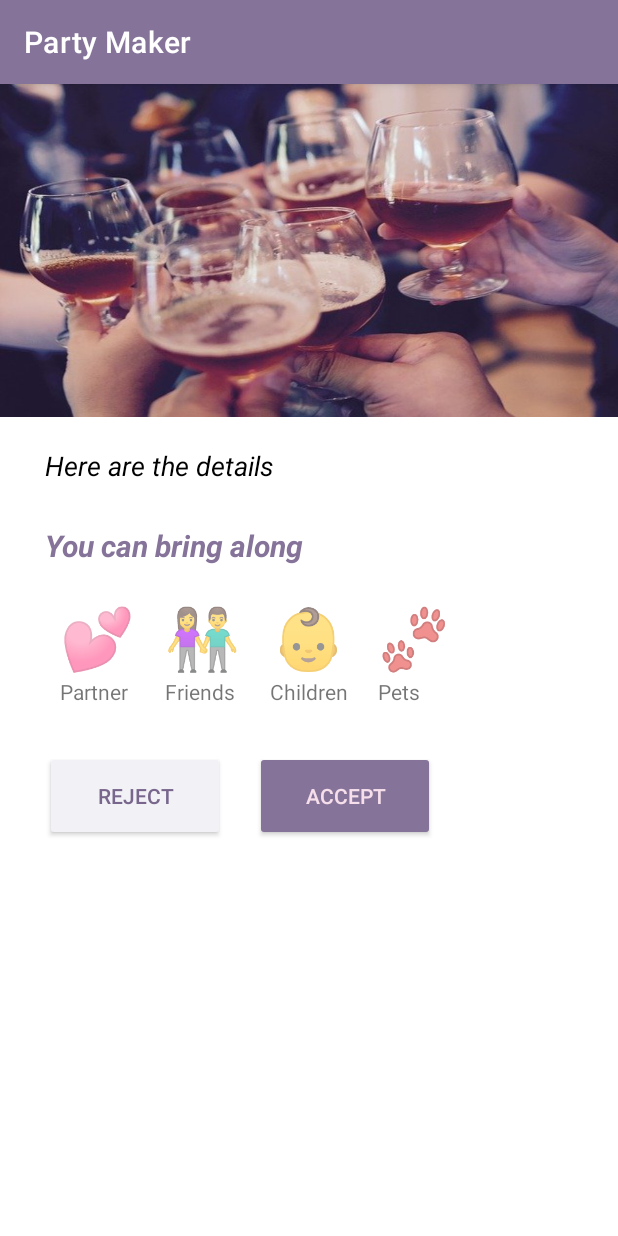
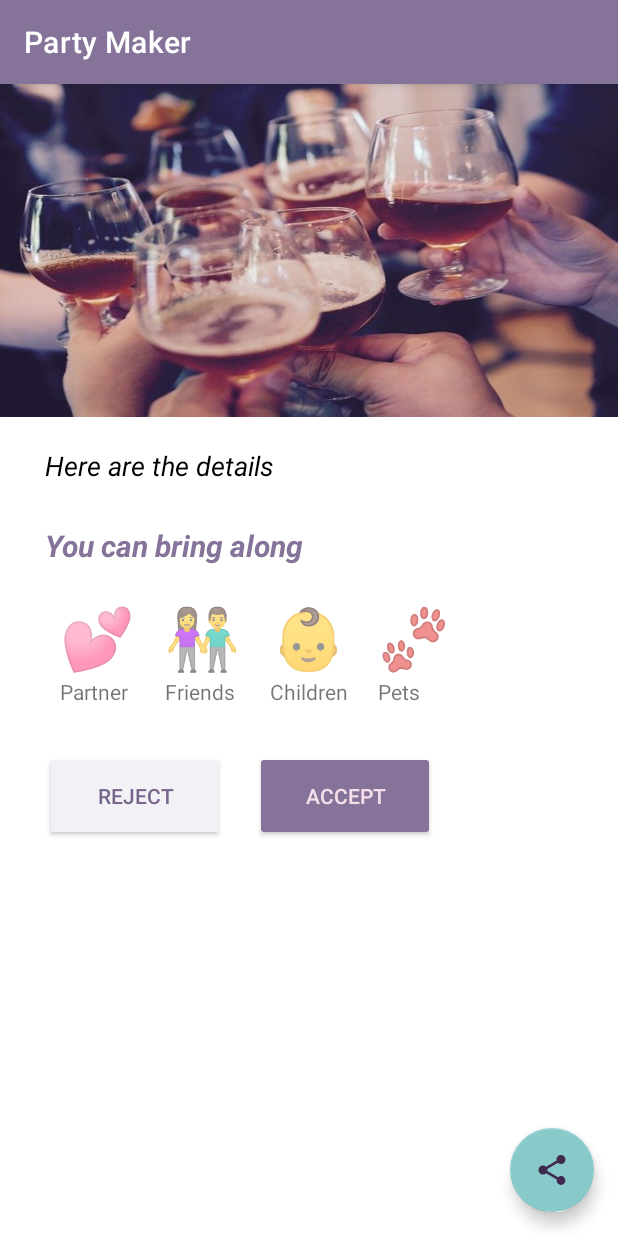
Before and after one commit to partymakers/partymaker, an Android app: the ViewPartyActivity screen opened directly, with no data from a screen before it, on a phone screen of 412 x 824 dp. Run offline under Robolectric (Android 15) with nearby library versions, the phone set to English and light mode, and no system bars; our stand-ins replace data binding; 7 statements that could not run were skipped.

Commit message:
Increase description max length to 1000

```diff
--- a/app/src/main/res/layout/activity_create_party.xml
+++ b/app/src/main/res/layout/activity_create_party.xml
@@ -83,7 +83,7 @@
                         android:layout_height="wrap_content"
                         android:layout_marginTop="2dp"
                         app:counterEnabled="true"
-                        app:counterMaxLength="400"
+                        app:counterMaxLength="1000"
                         app:errorEnabled="true"
                         app:layout_constraintBottom_toBottomOf="parent"
                         app:layout_constraintEnd_toEndOf="parent"
@@ -97,7 +97,7 @@
                             android:hint="Description"
                             android:imeOptions="actionNext"
                             android:inputType="textMultiLine"
-                            android:maxLength="400"
+                            android:maxLength="1000"
                             android:maxLines="5"
                             android:scrollbars="vertical"
                             android:text="@={party.description}"
--- a/app/src/main/res/layout/activity_view_party.xml
+++ b/app/src/main/res/layout/activity_view_party.xml
@@ -533,7 +533,6 @@
         <com.google.android.material.floatingactionbutton.FloatingActionButton
             android:id="@+id/floatingButtonShare"
             android:onClick="onShare"
-            android:visibility="@{viewmodel.isParticipant ? View.VISIBLE : View.GONE}"
             android:layout_width="60dp"
             android:layout_height="wrap_content"
             android:layout_marginEnd="16dp"
```
